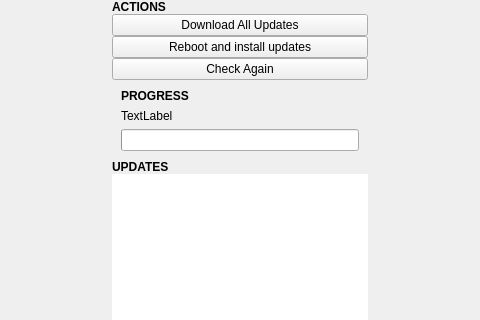
First picture: the form in application/updates/updateswidget.ui, repository vicr123/theShop, before the edit; both pictures show x 126 to 606 and y 0 to 320 of the 733 by 498 pixel window.
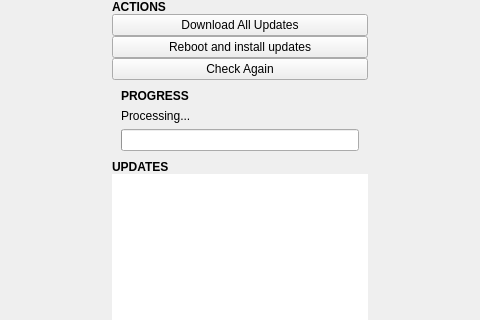
Second picture: the form after the edit. Icons and pictures are not drawn. Custom widgets are drawn as their Qt base class.

The edit to the form file:
```diff
--- a/application/updates/updateswidget.ui
+++ b/application/updates/updateswidget.ui
@@ -366,7 +366,7 @@
                  <item>
                   <widget class="QLabel" name="statusLabel">
                    <property name="text">
-                    <string>TextLabel</string>
+                    <string notr="true">Processing...</string>
                    </property>
                   </widget>
                  </item>
```
Left out of the diff: 2 changed lines with no effect on the pictures.
